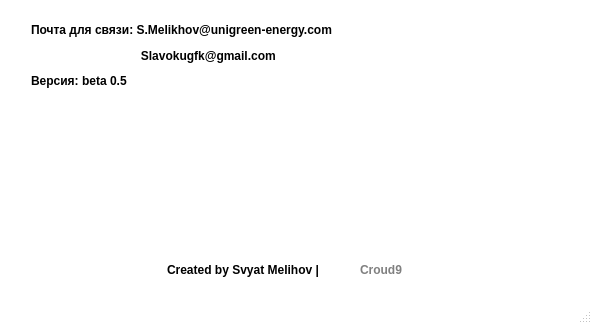
Before: the Qt Designer form app/views/designAbout.ui in Croud9/Auto-OTR, drawn with Qt 5.
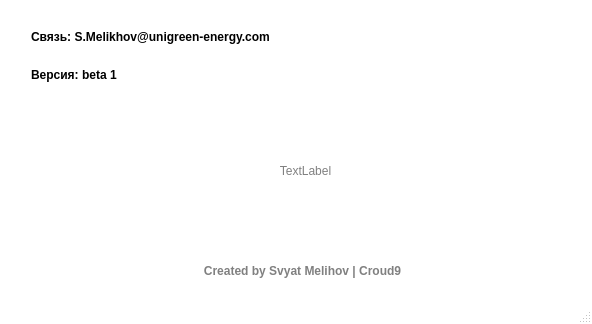
After: the same form once the commit is applied.

Commit message: Fix bug before beta-release, add logger and convert to exe

Diff of the .ui file:
```diff
--- a/app/views/designAbout.ui
+++ b/app/views/designAbout.ui
@@ -76,46 +76,6 @@
    <property name="styleSheet">
     <string notr="true">background-color: #fff;</string>
    </property>
-   <widget class="QLabel" name="labelGithubLink">
-    <property name="geometry">
-     <rect>
-      <x>360</x>
-      <y>261</y>
-      <width>111</width>
-      <height>18</height>
-     </rect>
-    </property>
-    <property name="font">
-     <font>
-      <family>Arial</family>
-      <pointsize>9</pointsize>
-      <weight>75</weight>
-      <italic>false</italic>
-      <bold>true</bold>
-      <underline>false</underline>
-      <strikeout>false</strikeout>
-     </font>
-    </property>
-    <property name="styleSheet">
-     <string notr="true">QLabel{
-	background-color:rgba(112, 215, 255, 0);
-	color:rgba(0, 0, 0, 0.5);
-	border: none;
-	border-radius: 5;
-	border-style: outset;
-}
-QLabel:hover{
-	color: black;
-}
-</string>
-    </property>
-    <property name="text">
-     <string>Croud9</string>
-    </property>
-    <property name="alignment">
-     <set>Qt::AlignLeading|Qt::AlignLeft|Qt::AlignVCenter</set>
-    </property>
-   </widget>
    <widget class="QWidget" name="layoutWidget">
     <property name="geometry">
      <rect>
@@ -143,28 +103,7 @@
         <string notr="true"/>
        </property>
        <property name="text">
-        <string>Почта для связи: S.Melikhov@unigreen-energy.com</string>
-       </property>
-      </widget>
-     </item>
-     <item>
-      <widget class="QLabel" name="label_6">
-       <property name="font">
-        <font>
-         <family>Arial</family>
-         <pointsize>9</pointsize>
-         <weight>75</weight>
-         <italic>false</italic>
-         <bold>true</bold>
-         <underline>false</underline>
-         <strikeout>false</strikeout>
-        </font>
-       </property>
-       <property name="styleSheet">
-        <string notr="true"/>
-       </property>
-       <property name="text">
-        <string>                                 Slavokugfk@gmail.com</string>
+        <string>Связь: S.Melikhov@unigreen-energy.com</string>
        </property>
       </widget>
      </item>
@@ -185,19 +124,19 @@
         <string notr="true"/>
        </property>
        <property name="text">
-        <string>Версия: beta 0.5</string>
+        <string>Версия: beta 1</string>
        </property>
       </widget>
      </item>
     </layout>
    </widget>
-   <widget class="QLabel" name="label_4">
+   <widget class="QLabel" name="labelGithubLink">
     <property name="geometry">
      <rect>
-      <x>167</x>
+      <x>27</x>
       <y>261</y>
-      <width>191</width>
-      <height>18</height>
+      <width>551</width>
+      <height>20</height>
      </rect>
     </property>
     <property name="font">
@@ -212,13 +151,48 @@
      </font>
     </property>
     <property name="styleSheet">
-     <string notr="true"/>
+     <string notr="true">QLabel{
+	background-color:rgba(112, 215, 255, 0);
+	color:rgba(0, 0, 0, 0.5);
+	border: none;
+	border-radius: 5;
+	border-style: outset;
+}
+QLabel:hover{
+	color: black;
+}
+</string>
     </property>
     <property name="text">
-     <string>Created by Svyat Melihov |</string>
+     <string>Created by Svyat Melihov | Croud9</string>
     </property>
     <property name="alignment">
-     <set>Qt::AlignLeading|Qt::AlignLeft|Qt::AlignVCenter</set>
+     <set>Qt::AlignCenter</set>
+    </property>
+   </widget>
+   <widget class="QLabel" name="logo">
+    <property name="geometry">
+     <rect>
+      <x>40</x>
+      <y>110</y>
+      <width>531</width>
+      <height>121</height>
+     </rect>
+    </property>
+    <property name="styleSheet">
+     <string notr="true">QLabel{
+	background-color:rgba(112, 215, 255, 0);
+	color:rgba(0, 0, 0, 0.5);
+	border: none;
+	border-radius: 5;
+	border-style: outset;
+}</string>
+    </property>
+    <property name="text">
+     <string>TextLabel</string>
+    </property>
+    <property name="alignment">
+     <set>Qt::AlignCenter</set>
     </property>
    </widget>
   </widget>
```
The commit also changes 29 other files.
